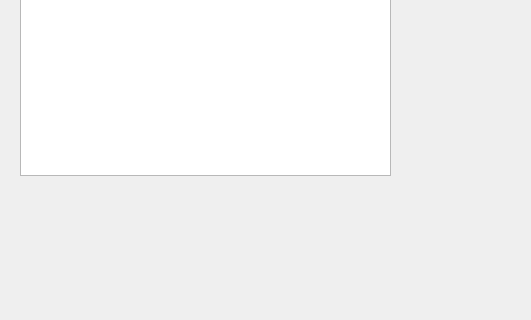
milovanpelt/Weaver, file WeaverDialogueBuilder/WeaverWindow.ui: the form before one commit; both pictures show x 0 to 531 and y 375 to 695 of the 920 by 695 pixel window.
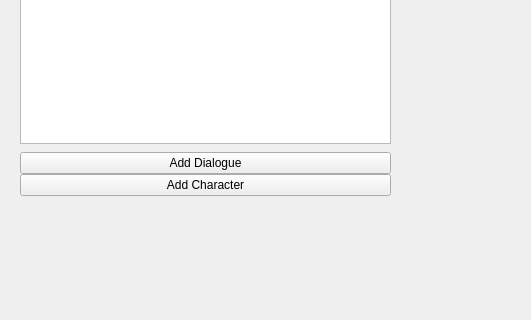
The form after the commit.

Commit message: add(Weaver Window): buttons for add dialogue and character

```diff
--- a/WeaverDialogueBuilder/WeaverWindow.ui
+++ b/WeaverDialogueBuilder/WeaverWindow.ui
@@ -23,7 +23,7 @@
       <x>20</x>
       <y>20</y>
       <width>371</width>
-      <height>531</height>
+      <height>551</height>
      </rect>
     </property>
     <layout class="QVBoxLayout" name="DialogueArea">
@@ -56,6 +56,30 @@
        </property>
       </widget>
      </item>
+     <item>
+      <layout class="QVBoxLayout" name="verticalLayout_2" stretch="0,0">
+       <property name="sizeConstraint">
+        <enum>QLayout::SizeConstraint::SetDefaultConstraint</enum>
+       </property>
+       <property name="topMargin">
+        <number>8</number>
+       </property>
+       <item>
+        <widget class="QPushButton" name="AddDialogue">
+         <property name="text">
+          <string>Add Dialogue</string>
+         </property>
+        </widget>
+       </item>
+       <item>
+        <widget class="QPushButton" name="AddCharacter">
+         <property name="text">
+          <string>Add Character</string>
+         </property>
+        </widget>
+       </item>
+      </layout>
+     </item>
     </layout>
    </widget>
   </widget>
```
